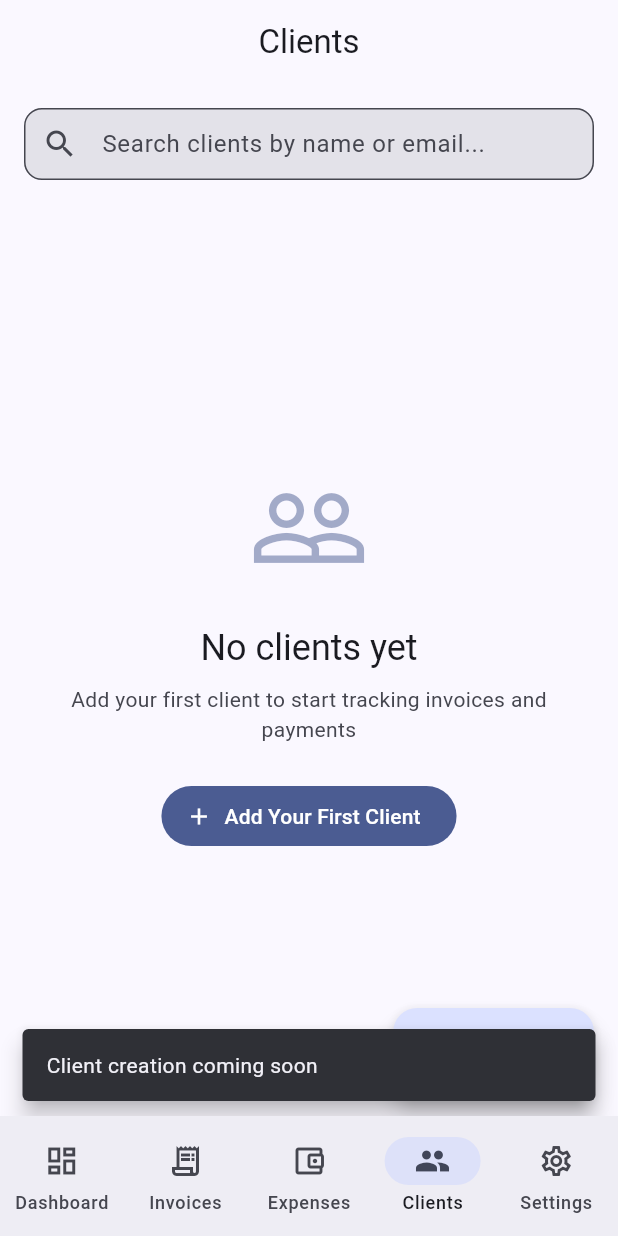
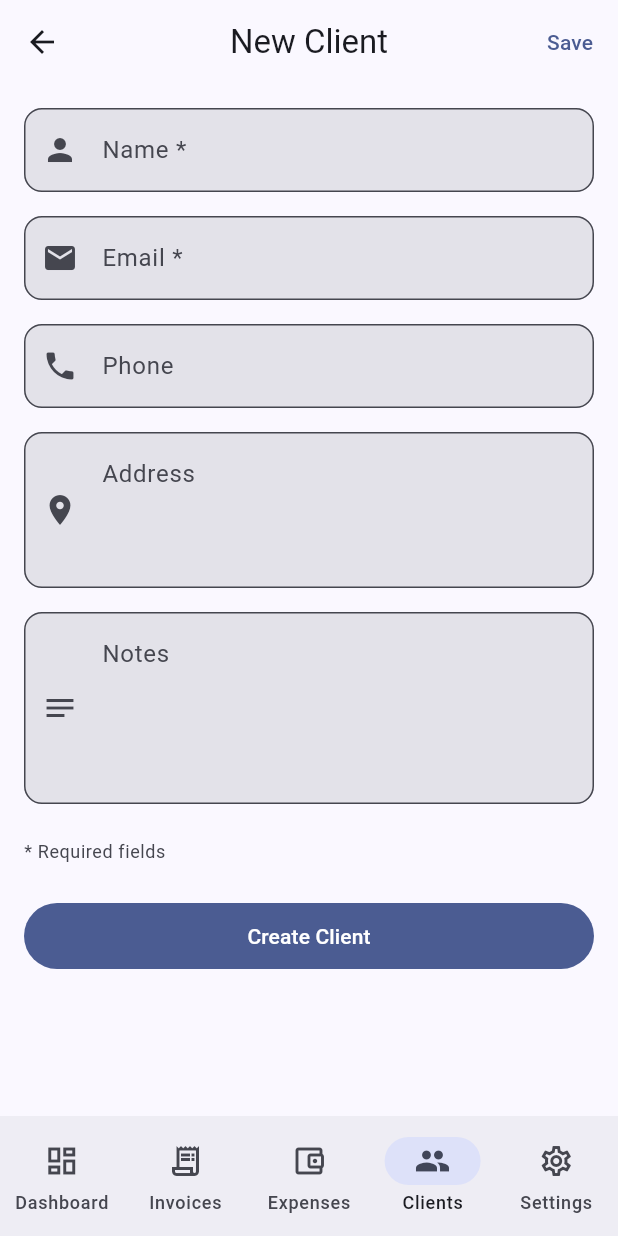
Before and after one commit to kamal-haider/GigLedger, a Flutter app: the ClientListPage screen opened by its route, after a tap on "Add Your First Client", on a phone screen of 412 x 824 dp. Run offline on Flutter 3.47's test engine with Material 3 defaults, Android fonts, the phone set to English and light mode, and no system bars; our stand-ins replace cached_network_image, cloud_firestore, firebase_auth, firebase_core, firebase_storage, flutter_riverpod and 5 more; accounts and stored records are empty; generated files the repository leaves out were written again; project files that could hold a hidden picture were left out.

Commit message:
feat(clients): Add/Edit Client Form (#15) (#55)
* feat(clients): Add client add/edit form

Implement the Client Add/Edit Form feature (Issue #15):

- Create ClientFormPage with Material 3 styled form UI
- Add ClientFormNotifier and ClientFormState for form state management
- Support both create and edit modes (edit receives clientId parameter)
- Add form validation for name (required) and email (required, validated)
- Include optional phone, address, and notes fields
- Add unsaved changes detection with discard confirmation dialog
- Update router to use ClientFormPage for new-client and client-detail routes
- Update ClientListPage to navigate to form via go_router

Acceptance criteria met:
- Name field (required)
- Email field (required, validated)
- Phone field (optional)
- Address field (optional)
- Notes field (optional)
- Form validation with proper error messages
- Save confirmation via snackbar

Co-Authored-By: Claude Opus 4.5 <noreply@anthropic.com>

* fix: Address PR review feedback for client form

- Add userId check in initForEdit() to prevent unauthenticated access
- Move initialization from build() to didChangeDependencies()
- Rename _initializeForm to _syncControllersWithState for clarity
- Use Future.microtask for edit mode init to ensure provider is ready

Co-Authored-By: Claude Opus 4.5 <noreply@anthropic.com>

---------

Co-authored-by: Claude Opus 4.5 <noreply@anthropic.com>

```diff
--- a/lib/app/router.dart
+++ b/lib/app/router.dart
@@ -5,6 +5,7 @@ import 'package:go_router/go_router.dart';
 import '../features/auth/application/providers/auth_providers.dart';
 import '../features/auth/presentation/pages/email_sign_in_page.dart';
 import '../features/auth/presentation/pages/login_page.dart';
+import '../features/clients/presentation/pages/client_form_page.dart';
 import '../features/clients/presentation/pages/client_list_page.dart';
 import '../features/dashboard/presentation/pages/dashboard_page.dart';
 import '../features/expenses/presentation/pages/expense_form_page.dart';
@@ -143,20 +144,14 @@ final routerProvider = Provider<GoRouter>((ref) {
                   GoRoute(
                     path: 'new',
                     name: 'new-client',
-                    builder: (context, state) => const PlaceholderScreen(
-                      title: 'New Client',
-                      message: 'Add client screen coming soon',
-                    ),
+                    builder: (context, state) => const ClientFormPage(),
                   ),
                   GoRoute(
                     path: ':id',
                     name: 'client-detail',
                     builder: (context, state) {
                       final id = state.pathParameters['id']!;
-                      return PlaceholderScreen(
-                        title: 'Client',
-                        message: 'Client details for $id coming soon',
-                      );
+                      return ClientFormPage(clientId: id);
                     },
                   ),
                 ],
--- /dev/null
+++ b/lib/features/clients/application/providers/client_form_provider.dart
@@ -0,0 +1,239 @@
+import 'package:flutter/foundation.dart';
+import 'package:flutter_riverpod/flutter_riverpod.dart';
+
+import '../../../auth/application/providers/auth_providers.dart';
+import '../../domain/models/client.dart';
+import '../../domain/repositories/i_client_repository.dart';
+import 'client_providers.dart';
+
+/// State for the client form
+@immutable
+class ClientFormState {
+  final String? id;
+  final String name;
+  final String email;
+  final String phone;
+  final String address;
+  final String notes;
+  final bool isLoading;
+  final bool isSaving;
+  final String? errorMessage;
+  final bool isEditMode;
+
+  const ClientFormState({
+    this.id,
+    this.name = '',
+    this.email = '',
+    this.phone = '',
+    this.address = '',
+    this.notes = '',
+    this.isLoading = false,
+    this.isSaving = false,
+    this.errorMessage,
+    this.isEditMode = false,
+  });
+
+  ClientFormState copyWith({
+    String? id,
+    String? name,
+    String? email,
+    String? phone,
+    String? address,
+    String? notes,
+    bool? isLoading,
+    bool? isSaving,
+    String? errorMessage,
+    bool? isEditMode,
+    bool clearError = false,
+  }) {
+    return ClientFormState(
+      id: id ?? this.id,
+      name: name ?? this.name,
+      email: email ?? this.email,
+      phone: phone ?? this.phone,
+      address: address ?? this.address,
+      notes: notes ?? this.notes,
+      isLoading: isLoading ?? this.isLoading,
+      isSaving: isSaving ?? this.isSaving,
+      errorMessage: clearError ? null : (errorMessage ?? this.errorMessage),
+      isEditMode: isEditMode ?? this.isEditMode,
+    );
+  }
+
+  /// Check if form has unsaved changes compared to original client
+  bool hasChanges(Client? originalClient) {
+    if (originalClient == null) {
+      // For new client, any non-empty field means changes
+      return name.isNotEmpty ||
+          email.isNotEmpty ||
+          phone.isNotEmpty ||
+          address.isNotEmpty ||
+          notes.isNotEmpty;
+    }
+    return name != originalClient.name ||
+        email != originalClient.email ||
+        phone != (originalClient.phone ?? '') ||
+        address != (originalClient.address ?? '') ||
+        notes != (originalClient.notes ?? '');
+  }
+}
+
+/// Notifier for client form state management
+class ClientFormNotifier extends StateNotifier<ClientFormState> {
+  final IClientRepository _repository;
+  final String? _userId;
+  Client? _originalClient;
+
+  ClientFormNotifier(this._repository, this._userId)
+      : super(const ClientFormState());
+
+  /// Initialize form for creating a new client
+  void initForCreate() {
+    state = const ClientFormState(isEditMode: false);
+    _originalClient = null;
+  }
+
+  /// Initialize form for editing an existing client
+  Future<void> initForEdit(String clientId) async {
+    if (_userId == null) {
+      state = state.copyWith(errorMessage: 'User not authenticated');
+      return;
+    }
+
+    state = state.copyWith(isLoading: true, isEditMode: true, clearError: true);
+    try {
+      final client = await _repository.getById(clientId);
+      if (client != null) {
+        _originalClient = client;
+        state = ClientFormState(
+          id: client.id,
+          name: client.name,
+          email: client.email,
+          phone: client.phone ?? '',
+          address: client.address ?? '',
+          notes: client.notes ?? '',
+          isEditMode: true,
+        );
+      } else {
+        state = state.copyWith(
+          isLoading: false,
+          errorMessage: 'Client not found',
+        );
+      }
+    } catch (e) {
+      state = state.copyWith(
+        isLoading: false,
+        errorMessage: _getErrorMessage(e),
+      );
+    }
+  }
+
+  /// Update form fields
+  void updateName(String value) =>
+      state = state.copyWith(name: value, clearError: true);
+  void updateEmail(String value) =>
+      state = state.copyWith(email: value, clearError: true);
+  void updatePhone(String value) =>
+      state = state.copyWith(phone: value, clearError: true);
+  void updateAddress(String value) =>
+      state = state.copyWith(address: value, clearError: true);
+  void updateNotes(String value) =>
+      state = state.copyWith(notes: value, clearError: true);
+
+  /// Clear any error message
+  void clearError() => state = state.copyWith(clearError: true);
+
+  /// Check if form has unsaved changes
+  bool get hasChanges => state.hasChanges(_originalClient);
+
+  /// Validate email format
+  String? validateEmail(String? value) {
+    if (value == null || value.trim().isEmpty) {
+      return 'Email is required';
+    }
+    final emailRegex = RegExp(r'^[\w-\.]+@([\w-]+\.)+[\w-]{2,4}$');
+    if (!emailRegex.hasMatch(value.trim())) {
+      return 'Please enter a valid email address';
+    }
+    return null;
+  }
+
+  /// Validate name
+  String? validateName(String? value) {
+    if (value == null || value.trim().isEmpty) {
+      return 'Name is required';
+    }
+    if (value.trim().length < 2) {
+      return 'Name must be at least 2 characters';
+    }
+    return null;
+  }
+
+  /// Save the client (create or update)
+  Future<Client?> saveClient() async {
+    if (_userId == null) {
+      state = state.copyWith(errorMessage: 'User not authenticated');
+      return null;
+    }
+
+    state = state.copyWith(isSaving: true, clearError: true);
+
+    try {
+      final now = DateTime.now();
+      final client = Client(
+        id: state.id ?? '', // Will be generated by Firestore for new clients
+        userId: _userId!,
+        name: state.name.trim(),
+        email: state.email.trim(),
+        phone: state.phone.trim().isEmpty ? null : state.phone.trim(),
+        address: state.address.trim().isEmpty ? null : state.address.trim(),
+        notes: state.notes.trim().isEmpty ? null : state.notes.trim(),
+        totalBilled: _originalClient?.totalBilled ?? 0.0,
+        totalPaid: _originalClient?.totalPaid ?? 0.0,
+        createdAt: _originalClient?.createdAt ?? now,
+        updatedAt: now,
+      );
+
+      Client savedClient;
+      if (state.isEditMode && state.id != null) {
+        savedClient = await _repository.update(client);
+      } else {
+        savedClient = await _repository.create(client);
+      }
+
+      state = state.copyWith(isSaving: false);
+      _originalClient = savedClient;
+      return savedClient;
+    } catch (e) {
+      state = state.copyWith(
+        isSaving: false,
+        errorMessage: _getErrorMessage(e),
+      );
+      return null;
+    }
+  }
+
+  String _getErrorMessage(Object error) {
+    final errorStr = error.toString().toLowerCase();
+    if (errorStr.contains('network') || errorStr.contains('connection')) {
+      return 'Network error. Please check your internet connection.';
+    }
+    if (errorStr.contains('permission') || errorStr.contains('denied')) {
+      return 'Permission denied. Please sign in again.';
+    }
+    if (errorStr.contains('auth')) {
+      return 'Authentication error. Please sign in again.';
+    }
+    return 'Failed to save client. Please try again.';
+  }
+}
+
+/// Provider for client form notifier
+final clientFormNotifierProvider =
+    StateNotifierProvider.autoDispose<ClientFormNotifier, ClientFormState>(
+        (ref) {
+  final repository = ref.watch(clientRepositoryProvider);
+  final authState = ref.watch(authNotifierProvider);
+  final userId = authState.valueOrNull?.id;
+  return ClientFormNotifier(repository, userId);
+});
--- /dev/null
+++ b/lib/features/clients/presentation/pages/client_form_page.dart
@@ -0,0 +1,333 @@
+import 'package:flutter/material.dart';
+import 'package:flutter_riverpod/flutter_riverpod.dart';
+import 'package:go_router/go_router.dart';
+
+import '../../application/providers/client_form_provider.dart';
+
+/// Client add/edit form page
+class ClientFormPage extends ConsumerStatefulWidget {
+  /// Optional client ID for edit mode. If null, creates a new client.
+  final String? clientId;
+
+  const ClientFormPage({
+    super.key,
+    this.clientId,
+  });
+
+  @override
+  ConsumerState<ClientFormPage> createState() => _ClientFormPageState();
+}
+
+class _ClientFormPageState extends ConsumerState<ClientFormPage> {
+  final _formKey = GlobalKey<FormState>();
+  late TextEditingController _nameController;
+  late TextEditingController _emailController;
+  late TextEditingController _phoneController;
+  late TextEditingController _addressController;
+  late TextEditingController _notesController;
+
+  bool _isInitialized = false;
+
+  bool get isEditMode => widget.clientId != null;
+
+  @override
+  void initState() {
+    super.initState();
+    _nameController = TextEditingController();
+    _emailController = TextEditingController();
+    _phoneController = TextEditingController();
+    _addressController = TextEditingController();
+    _notesController = TextEditingController();
+  }
+
+  @override
+  void dispose() {
+    _nameController.dispose();
+    _emailController.dispose();
+    _phoneController.dispose();
+    _addressController.dispose();
+    _notesController.dispose();
+    super.dispose();
+  }
+
+  @override
+  void didChangeDependencies() {
+    super.didChangeDependencies();
+    if (!_isInitialized) {
+      _isInitialized = true;
+      final notifier = ref.read(clientFormNotifierProvider.notifier);
+      if (isEditMode) {
+        // Schedule after frame to ensure provider is ready
+        Future.microtask(() => notifier.initForEdit(widget.clientId!));
+      } else {
+        notifier.initForCreate();
+      }
+    }
+  }
+
+  bool _controllersInitialized = false;
+
+  void _syncControllersWithState(ClientFormState formState) {
+    // Sync controllers once when data is loaded (for edit mode)
+    if (!_controllersInitialized && !formState.isLoading && formState.name.isNotEmpty) {
+      _nameController.text = formState.name;
+      _emailController.text = formState.email;
+      _phoneController.text = formState.phone;
+      _addressController.text = formState.address;
+      _notesController.text = formState.notes;
+      _controllersInitialized = true;
+    }
+  }
+
+  Future<void> _handleSave() async {
+    final notifier = ref.read(clientFormNotifierProvider.notifier);
+
+    // Update state from controllers before validation
+    notifier.updateName(_nameController.text);
+    notifier.updateEmail(_emailController.text);
+    notifier.updatePhone(_phoneController.text);
+    notifier.updateAddress(_addressController.text);
+    notifier.updateNotes(_notesController.text);
+
+    if (!_formKey.currentState!.validate()) return;
+
+    final savedClient = await notifier.saveClient();
+
+    if (savedClient != null && mounted) {
+      ScaffoldMessenger.of(context).showSnackBar(
+        SnackBar(
+          content: Text(
+            isEditMode
+                ? 'Client updated successfully'
+                : 'Client created successfully',
+          ),
+          behavior: SnackBarBehavior.floating,
+        ),
+      );
+      context.pop(true); // Return true to indicate success
+    }
+  }
+
+  Future<bool> _handleBackNavigation() async {
+    final notifier = ref.read(clientFormNotifierProvider.notifier);
+
+    // Update state from controllers to check for changes
+    notifier.updateName(_nameController.text);
+    notifier.updateEmail(_emailController.text);
+    notifier.updatePhone(_phoneController.text);
+    notifier.updateAddress(_addressController.text);
+    notifier.updateNotes(_notesController.text);
+
+    if (!notifier.hasChanges) {
+      return true;
+    }
+
+    final shouldDiscard = await showDialog<bool>(
+      context: context,
+      builder: (context) => AlertDialog(
+        title: const Text('Discard Changes?'),
+        content: const Text(
+          'You have unsaved changes. Are you sure you want to discard them?',
+        ),
+        actions: [
+          TextButton(
+            onPressed: () => Navigator.of(context).pop(false),
+            child: const Text('Keep Editing'),
+          ),
+          FilledButton(
+            onPressed: () => Navigator.of(context).pop(true),
+            child: const Text('Discard'),
+          ),
+        ],
+      ),
+    );
+
+    return shouldDiscard ?? false;
+  }
+
+  @override
+  Widget build(BuildContext context) {
+    final theme = Theme.of(context);
+    final formState = ref.watch(clientFormNotifierProvider);
+    final notifier = ref.read(clientFormNotifierProvider.notifier);
+
+    // Sync controllers with form state once loaded (for edit mode)
+    _syncControllersWithState(formState);
+
+    // Show error snackbar if there's an error
+    if (formState.errorMessage != null) {
+      WidgetsBinding.instance.addPostFrameCallback((_) {
+        ScaffoldMessenger.of(context).showSnackBar(
+          SnackBar(
+            content: Text(formState.errorMessage!),
+            behavior: SnackBarBehavior.floating,
+            backgroundColor: theme.colorScheme.error,
+          ),
+        );
+        notifier.clearError();
+      });
+    }
+
+    return PopScope(
+      canPop: false,
+      onPopInvokedWithResult: (didPop, result) async {
+        if (didPop) return;
+        final shouldPop = await _handleBackNavigation();
+        if (shouldPop && mounted) {
+          context.pop();
+        }
+      },
+      child: Scaffold(
+        appBar: AppBar(
+          title: Text(isEditMode ? 'Edit Client' : 'New Client'),
+          actions: [
+            if (formState.isSaving)
+              const Padding(
+                padding: EdgeInsets.symmetric(horizontal: 16),
+                child: Center(
+                  child: SizedBox(
+                    width: 20,
+                    height: 20,
+                    child: CircularProgressIndicator(strokeWidth: 2),
+                  ),
+                ),
+              )
+            else
+              TextButton(
+                onPressed: _handleSave,
+                child: const Text('Save'),
+              ),
+          ],
+        ),
+        body: formState.isLoading
+            ? const Center(child: CircularProgressIndicator())
+            : Form(
+                key: _formKey,
+                child: ListView(
+                  padding: const EdgeInsets.all(16),
+                  children: [
+                    // Name field (required)
+                    TextFormField(
+                      controller: _nameController,
+                      decoration: InputDecoration(
+                        labelText: 'Name *',
+                        hintText: 'Client or company name',
+                        border: OutlineInputBorder(
+                          borderRadius: BorderRadius.circular(12),
+                        ),
+                        prefixIcon: const Icon(Icons.person),
+                      ),
+                      textCapitalization: TextCapitalization.words,
+                      textInputAction: TextInputAction.next,
+                      validator: notifier.validateName,
+                      enabled: !formState.isSaving,
+                    ),
+                    const SizedBox(height: 16),
+
+                    // Email field (required)
+                    TextFormField(
+                      controller: _emailController,
+                      decoration: InputDecoration(
+                        labelText: 'Email *',
+                        hintText: 'client@example.com',
+                        border: OutlineInputBorder(
+                          borderRadius: BorderRadius.circular(12),
+                        ),
+                        prefixIcon: const Icon(Icons.email),
+                      ),
+                      keyboardType: TextInputType.emailAddress,
+                      textInputAction: TextInputAction.next,
+                      validator: notifier.validateEmail,
+                      enabled: !formState.isSaving,
+                    ),
+                    const SizedBox(height: 16),
+
+                    // Phone field (optional)
+                    TextFormField(
+                      controller: _phoneController,
+                      decoration: InputDecoration(
+                        labelText: 'Phone',
+                        hintText: '+1 (555) 123-4567',
+                        border: OutlineInputBorder(
+                          borderRadius: BorderRadius.circular(12),
+                        ),
+                        prefixIcon: const Icon(Icons.phone),
+                      ),
+                      keyboardType: TextInputType.phone,
+                      textInputAction: TextInputAction.next,
+                      enabled: !formState.isSaving,
+                    ),
+                    const SizedBox(height: 16),
+
+                    // Address field (optional)
+                    TextFormField(
+                      controller: _addressController,
+                      decoration: InputDecoration(
+                        labelText: 'Address',
+                        hintText: 'Street address, City, State, ZIP',
+                        border: OutlineInputBorder(
+                          borderRadius: BorderRadius.circular(12),
+                        ),
+                        prefixIcon: const Icon(Icons.location_on),
+                        alignLabelWithHint: true,
+                      ),
+                      maxLines: 3,
+                      textInputAction: TextInputAction.next,
+                      enabled: !formState.isSaving,
+                    ),
+                    const SizedBox(height: 16),
+
+                    // Notes field (optional)
+                    TextFormField(
+                      controller: _notesController,
+                      decoration: InputDecoration(
+                        labelText: 'Notes',
+                        hintText: 'Add any notes about this client...',
+                        border: OutlineInputBorder(
+                          borderRadius: BorderRadius.circular(12),
+                        ),
+                        prefixIcon: const Icon(Icons.notes),
+                        alignLabelWithHint: true,
+                      ),
+                      maxLines: 4,
+                      textInputAction: TextInputAction.done,
+                      enabled: !formState.isSaving,
+                    ),
+                    const SizedBox(height: 24),
+
+                    // Helper text
+                    Text(
+                      '* Required fields',
+                      style: theme.textTheme.bodySmall?.copyWith(
+                        color: theme.colorScheme.onSurfaceVariant,
+                      ),
+                    ),
+                    const SizedBox(height: 24),
+
+                    // Save button at bottom
+                    FilledButton(
+                      onPressed: formState.isSaving ? null : _handleSave,
+                      child: Padding(
+                        padding: const EdgeInsets.symmetric(vertical: 12),
+                        child: formState.isSaving
+                            ? const SizedBox(
+                                width: 20,
+                                height: 20,
+                                child: CircularProgressIndicator(
+                                  strokeWidth: 2,
+                                  color: Colors.white,
+                                ),
+                              )
+                            : Text(isEditMode
+                                ? 'Update Client'
+                                : 'Create Client'),
+                      ),
+                    ),
+                    const SizedBox(height: 32),
+                  ],
+                ),
+              ),
+      ),
+    );
+  }
+}
--- a/lib/features/clients/presentation/pages/client_list_page.dart
+++ b/lib/features/clients/presentation/pages/client_list_page.dart
@@ -1,5 +1,6 @@
 import 'package:flutter/material.dart';
 import 'package:flutter_riverpod/flutter_riverpod.dart';
+import 'package:go_router/go_router.dart';
 
 import '../../application/providers/client_providers.dart';
 import '../widgets/client_list_tile.dart';
@@ -39,9 +40,9 @@ class ClientListPage extends ConsumerWidget {
                     return ClientListTile(
                       client: client,
                       onTap: () {
-                        // TODO: Navigate to client details
-                        ScaffoldMessenger.of(context).showSnackBar(
-                          SnackBar(content: Text('View ${client.name}')),
+                        context.goNamed(
+                          'client-detail',
+                          pathParameters: {'id': client.id},
                         );
                       },
                     );
@@ -88,15 +89,7 @@ class ClientListPage extends ConsumerWidget {
         ],
       ),
       floatingActionButton: FloatingActionButton.extended(
-        onPressed: () {
-          // TODO: Implement client creation screen and route
-          ScaffoldMessenger.of(context).showSnackBar(
-            const SnackBar(
-              content: Text('Client creation coming soon'),
-              behavior: SnackBarBehavior.floating,
-            ),
-          );
-        },
+        onPressed: () => context.goNamed('new-client'),
         icon: const Icon(Icons.add),
         label: const Text('Add Client'),
       ),
@@ -170,15 +163,7 @@ class ClientListPage extends ConsumerWidget {
             ),
             const SizedBox(height: 24),
             FilledButton.icon(
-              onPressed: () {
-                // TODO: Implement client creation screen and route
-                ScaffoldMessenger.of(context).showSnackBar(
-                  const SnackBar(
-                    content: Text('Client creation coming soon'),
-                    behavior: SnackBarBehavior.floating,
-                  ),
-                );
-              },
+              onPressed: () => context.goNamed('new-client'),
               icon: const Icon(Icons.add),
               label: const Text('Add Your First Client'),
             ),
```
